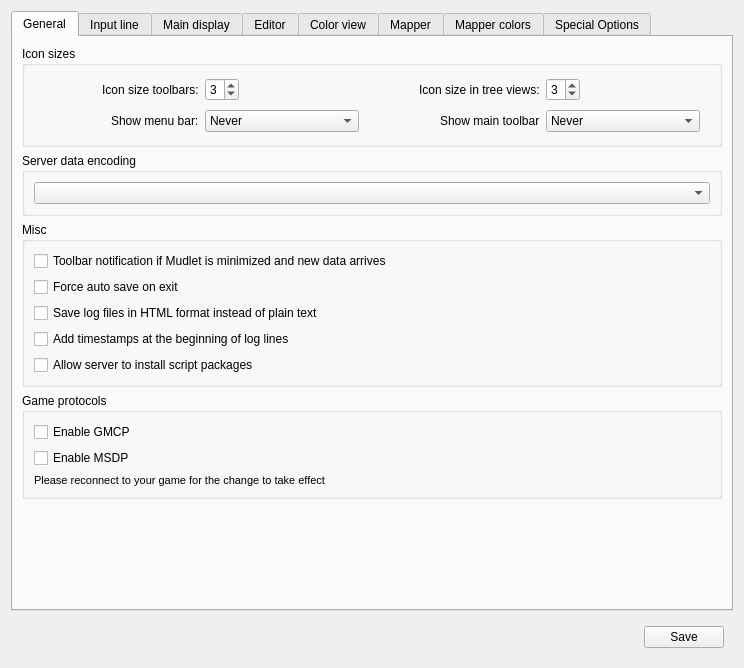
This is src/ui/profile_preferences.ui in Mudlet/Mudlet as Qt 5 draws it before an edit. The edited form follows.
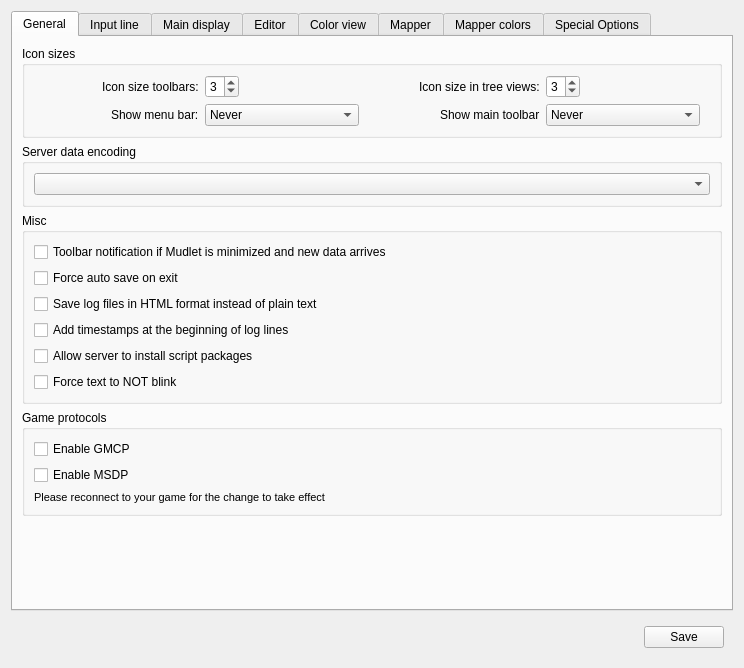
This is the edited form. Icons and pictures are not drawn. Custom widgets are drawn as their Qt base class.

Commit message: Enhance: add blinking text support (and a kill switch!)

```diff
--- a/src/ui/profile_preferences.ui
+++ b/src/ui/profile_preferences.ui
@@ -237,6 +237,13 @@
             </property>
            </widget>
           </item>
+          <item>
+           <widget class="QCheckBox" name="checkBox_disableBlinkingText">
+            <property name="text">
+             <string>Force text to NOT blink</string>
+            </property>
+           </widget>
+          </item>
          </layout>
         </widget>
        </item>
```
The commit also changes 10 other files.
